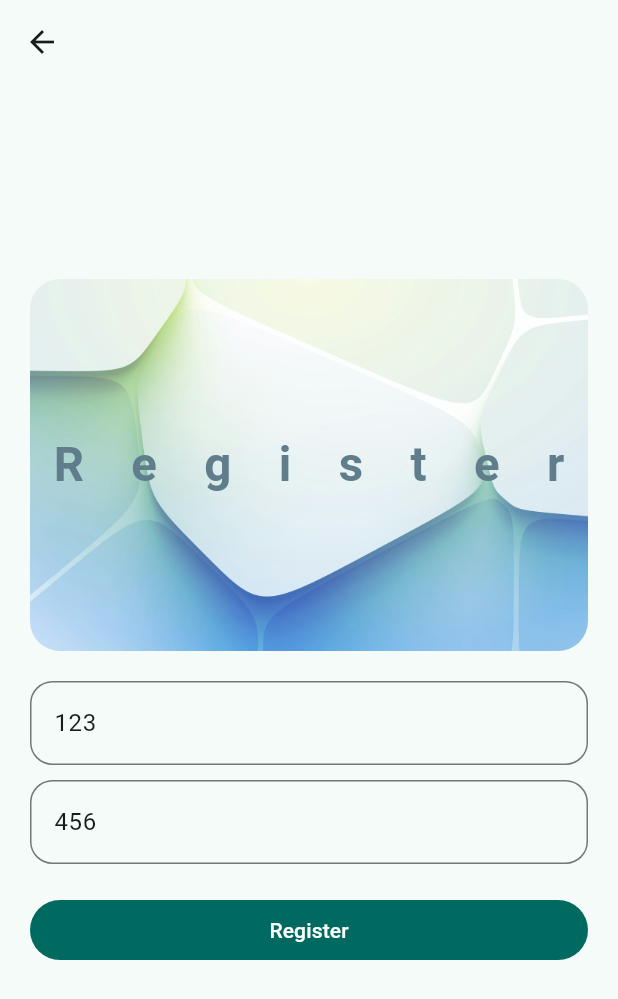
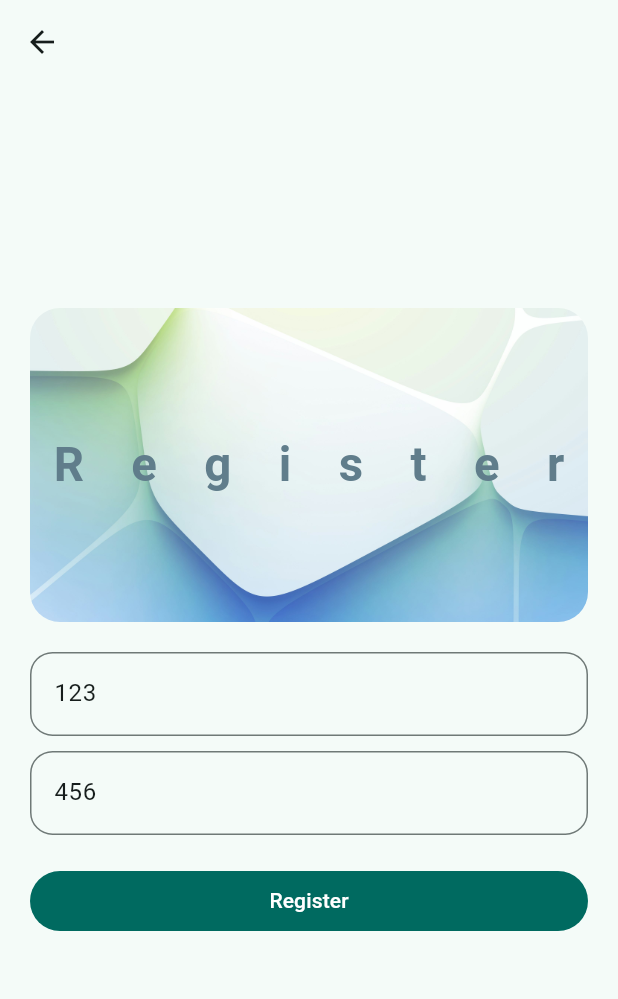
Before and after one commit to YumniAlias/flutter-tuto, a Flutter app: the LoginPage screen opened directly, on a phone screen of 412 x 824 dp. Shown: the top 999 px of the screen. Run offline on Flutter 3.47's test engine with Material 3 defaults, Android fonts, the phone set to English and light mode, and no system bars; our stand-ins replace lottie, shared_preferences; accounts and stored records are empty.

Commit message:
few features added
- FranctionallySIzedBox
- LayoutBuilder
- MediaQuery
- AspectRation
- Expanded & Flexible

timestamp: 4:26:43

```diff
--- a/lib/views/pages/login_page.dart
+++ b/lib/views/pages/login_page.dart
@@ -26,6 +26,7 @@ class _LoginPageState extends State<LoginPage> {
 
   @override
   Widget build(BuildContext context) {
+    double widthScreen = MediaQuery.of(context).size.width;
     return Scaffold(
       appBar: AppBar(),
       body: Center(
@@ -35,7 +36,7 @@ class _LoginPageState extends State<LoginPage> {
             child: LayoutBuilder(
               builder: (context, BoxConstraints constraints) {
                 return FractionallySizedBox(
-                  widthFactor: constraints.maxWidth > 500 ? 0.5 : 1.0,
+                  widthFactor: widthScreen > 500 ? 0.5 : 1.0,
                   child: Column(
                     mainAxisAlignment: MainAxisAlignment.center,
                     children: [
--- a/lib/views/widgets/hero_widget.dart
+++ b/lib/views/widgets/hero_widget.dart
@@ -26,12 +26,16 @@ class HeroWidget extends StatelessWidget {
         children: [
           Hero(
             tag: 'hero1',
+            child: AspectRatio(
+              aspectRatio: 1920 / 1080,
               child: ClipRRect(
                 borderRadius: BorderRadiusGeometry.circular(20.0),
                 child: Image.asset(
                   'assets/images/bg.jpeg',
+                  fit: BoxFit.cover,
                   // color: Colors.teal,
                   // colorBlendMode: BlendMode.darken,
+                ),
               ),
             ),
           ),
```
Also changed, not shown: lib/views/pages/expanded_flexible_page.dart (added, +56 -0 lines), lib/views/pages/settings_page.dart (+14 -1 lines). Lines whose indentation alone changed are shown as unchanged.
